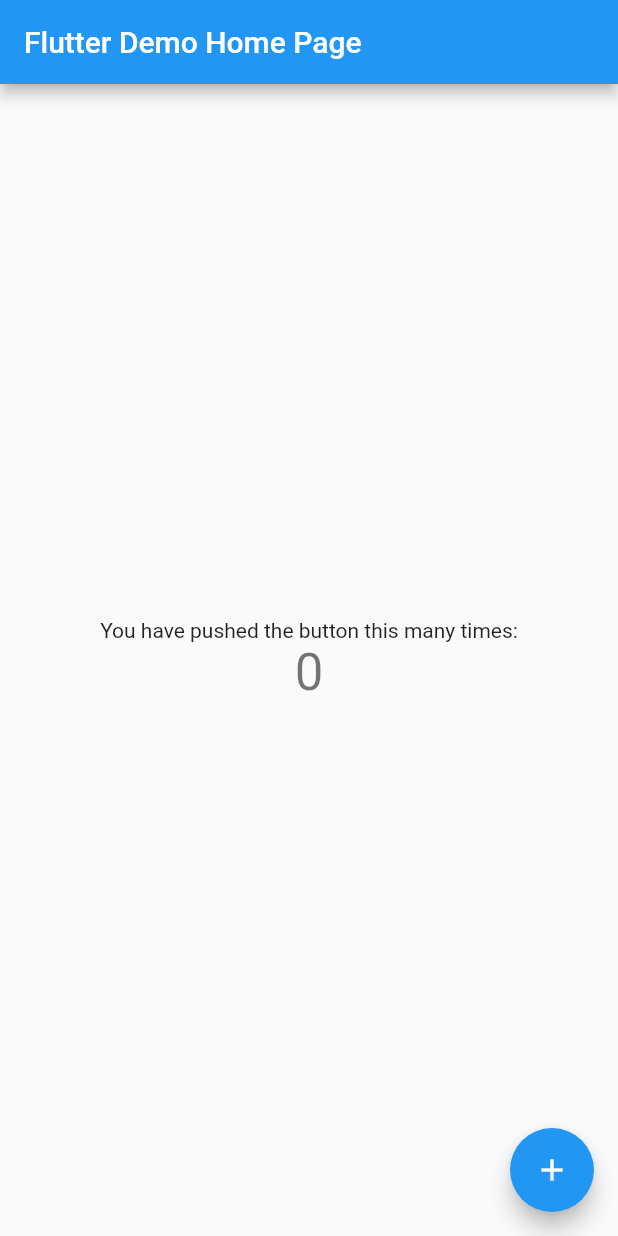
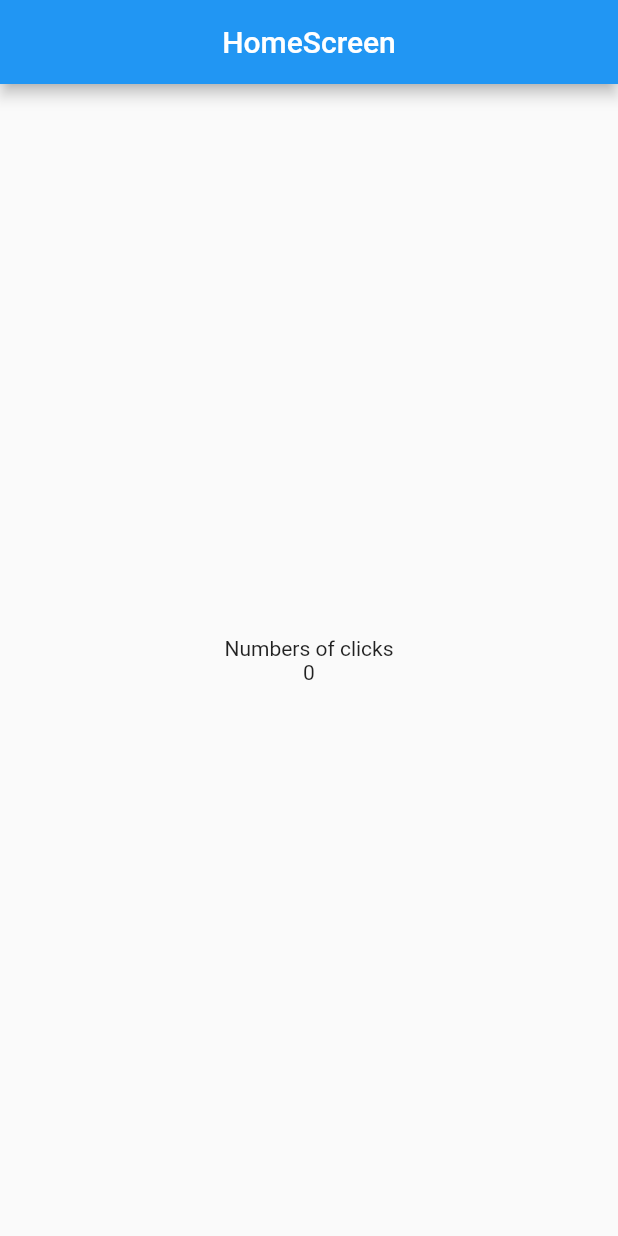
Before and after one commit to luisfdomontoya/counter_app, a Flutter app: the screen it shows after launch, on a phone screen of 412 x 824 dp. Run offline on Flutter 3.47's test engine with Material 2 defaults, Android fonts, the phone set to English and light mode, and no system bars.

Commit message:
add home_screen.dart -- HomeScreen StatelessWidget

```diff
--- a/lib/main.dart
+++ b/lib/main.dart
@@ -1,4 +1,10 @@
+// ====== IMPORTACIONES DE FLUTTER ======
 import 'package:flutter/material.dart';
+
+// ====== IMPORTACIONES DE TERCEROS ======
+
+// ====== IMPORTACIONES PROPIAS ======
+import 'package:counter_app/screens/home_screen.dart';
 
 void main() {
   runApp(const MyApp());
@@ -7,109 +13,11 @@ void main() {
 class MyApp extends StatelessWidget {
   const MyApp({super.key});
 
-  // This widget is the root of your application.
   @override
   Widget build(BuildContext context) {
-    return MaterialApp(
-      title: 'Flutter Demo',
-      theme: ThemeData(
-        // This is the theme of your application.
-        //
-        // Try running your application with "flutter run". You'll see the
-        // application has a blue toolbar. Then, without quitting the app, try
-        // changing the primarySwatch below to Colors.green and then invoke
-        // "hot reload" (press "r" in the console where you ran "flutter run",
-        // or simply save your changes to "hot reload" in a Flutter IDE).
-        // Notice that the counter didn't reset back to zero; the application
-        // is not restarted.
-        primarySwatch: Colors.blue,
-      ),
-      home: const MyHomePage(title: 'Flutter Demo Home Page'),
+    return const MaterialApp(
+      debugShowCheckedModeBanner: false,
+      home: HomeScreen(),
     );
   }
 }
-
-class MyHomePage extends StatefulWidget {
-  const MyHomePage({super.key, required this.title});
-
-  // This widget is the home page of your application. It is stateful, meaning
-  // that it has a State object (defined below) that contains fields that affect
-  // how it looks.
-
-  // This class is the configuration for the state. It holds the values (in this
-  // case the title) provided by the parent (in this case the App widget) and
-  // used by the build method of the State. Fields in a Widget subclass are
-  // always marked "final".
-
-  final String title;
-
-  @override
-  State<MyHomePage> createState() => _MyHomePageState();
-}
-
-class _MyHomePageState extends State<MyHomePage> {
-  int _counter = 0;
-
-  void _incrementCounter() {
-    setState(() {
-      // This call to setState tells the Flutter framework that something has
-      // changed in this State, which causes it to rerun the build method below
-      // so that the display can reflect the updated values. If we changed
-      // _counter without calling setState(), then the build method would not be
-      // called again, and so nothing would appear to happen.
-      _counter++;
-    });
-  }
-
-  @override
-  Widget build(BuildContext context) {
-    // This method is rerun every time setState is called, for instance as done
-    // by the _incrementCounter method above.
-    //
-    // The Flutter framework has been optimized to make rerunning build methods
-    // fast, so that you can just rebuild anything that needs updating rather
-    // than having to individually change instances of widgets.
-    return Scaffold(
-      appBar: AppBar(
-        // Here we take the value from the MyHomePage object that was created by
-        // the App.build method, and use it to set our appbar title.
-        title: Text(widget.title),
-      ),
-      body: Center(
-        // Center is a layout widget. It takes a single child and positions it
-        // in the middle of the parent.
-        child: Column(
-          // Column is also a layout widget. It takes a list of children and
-          // arranges them vertically. By default, it sizes itself to fit its
-          // children horizontally, and tries to be as tall as its parent.
-          //
-          // Invoke "debug painting" (press "p" in the console, choose the
-          // "Toggle Debug Paint" action from the Flutter Inspector in Android
-          // Studio, or the "Toggle Debug Paint" command in Visual Studio Code)
-          // to see the wireframe for each widget.
-          //
-          // Column has various properties to control how it sizes itself and
-          // how it positions its children. Here we use mainAxisAlignment to
-          // center the children vertically; the main axis here is the vertical
-          // axis because Columns are vertical (the cross axis would be
-          // horizontal).
-          mainAxisAlignment: MainAxisAlignment.center,
-          children: <Widget>[
-            const Text(
-              'You have pushed the button this many times:',
-            ),
-            Text(
-              '$_counter',
-              style: Theme.of(context).textTheme.headline4,
-            ),
-          ],
-        ),
-      ),
-      floatingActionButton: FloatingActionButton(
-        onPressed: _incrementCounter,
-        tooltip: 'Increment',
-        child: const Icon(Icons.add),
-      ), // This trailing comma makes auto-formatting nicer for build methods.
-    );
-  }
-}
--- /dev/null
+++ b/lib/screens/home_screen.dart
@@ -0,0 +1,25 @@
+import 'package:flutter/material.dart';
+
+class HomeScreen extends StatelessWidget {
+  const HomeScreen({super.key});
+
+  @override
+  Widget build(BuildContext context) {
+    return Scaffold(
+      appBar: AppBar(
+        title: const Center(
+          child: Text('HomeScreen'),
+        ),
+      ),
+      body: Center(
+        child: Column(
+          mainAxisAlignment: MainAxisAlignment.center,
+          children: const [
+            Text('Numbers of clicks'),
+            Text('0'),
+          ],
+        ),
+      ),
+    );
+  }
+}
```
